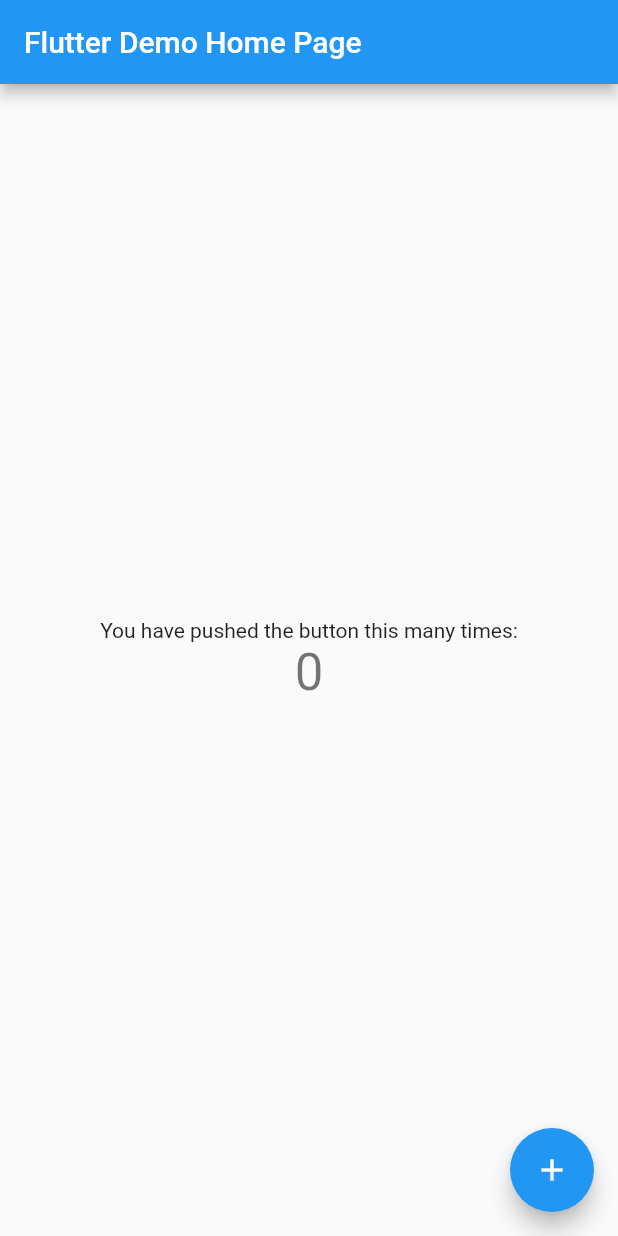
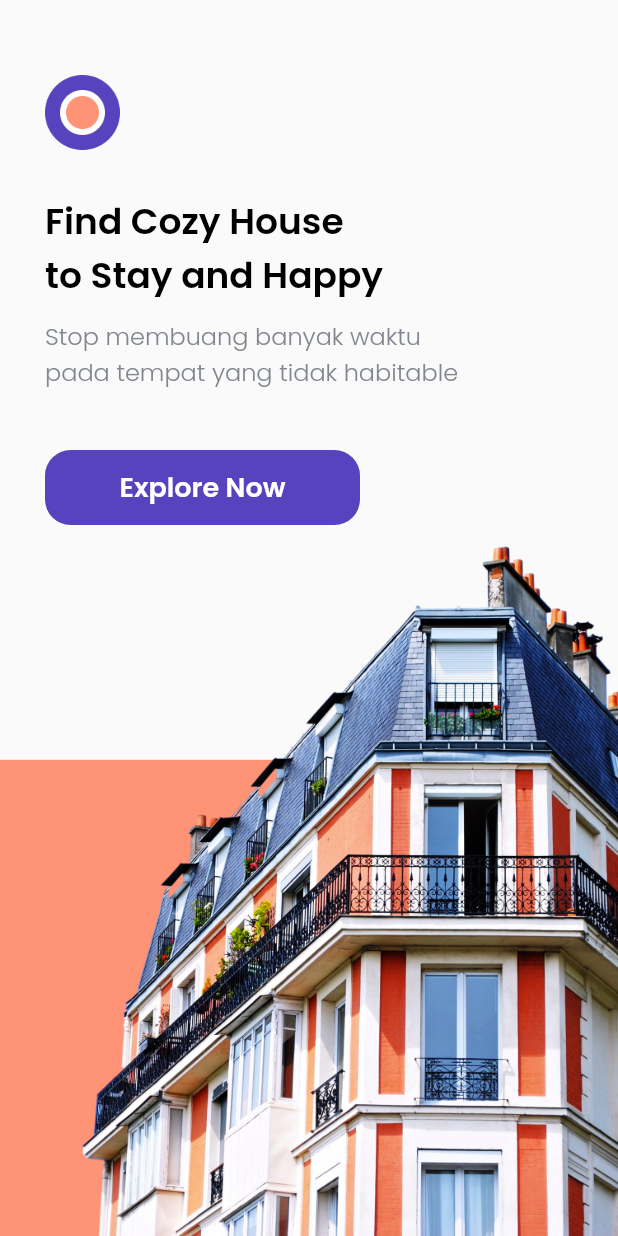
Before and after one commit to muharrir/cozy, a Flutter app: the screen it shows after launch, on a phone screen of 412 x 824 dp. Run offline on Flutter 3.47's test engine with Material 2 defaults, Android fonts, the phone set to English and light mode, and no system bars; our stand-ins replace google_fonts.

Commit message:
added splash page and onboarding page

```diff
--- a/lib/main.dart
+++ b/lib/main.dart
@@ -1,115 +1,20 @@
+import 'package:cozy/pages/onboarding_page.dart';
+import 'package:cozy/pages/splash_page.dart';
 import 'package:flutter/material.dart';
 
-void main() {
-  runApp(const MyApp());
-}
+void main() => runApp(const MyApp());
 
 class MyApp extends StatelessWidget {
   const MyApp({Key? key}) : super(key: key);
 
-  // This widget is the root of your application.
   @override
   Widget build(BuildContext context) {
     return MaterialApp(
-      title: 'Flutter Demo',
-      theme: ThemeData(
-        // This is the theme of your application.
-        //
-        // Try running your application with "flutter run". You'll see the
-        // application has a blue toolbar. Then, without quitting the app, try
-        // changing the primarySwatch below to Colors.green and then invoke
-        // "hot reload" (press "r" in the console where you ran "flutter run",
-        // or simply save your changes to "hot reload" in a Flutter IDE).
-        // Notice that the counter didn't reset back to zero; the application
-        // is not restarted.
-        primarySwatch: Colors.blue,
-      ),
-      home: const MyHomePage(title: 'Flutter Demo Home Page'),
+      debugShowCheckedModeBanner: false,
+      routes: {
+        '/': (context) => const SplashPage(),
+        '/onboarding': (context) => const OnboardingPage(),
+      },
     );
   }
 }
-
-class MyHomePage extends StatefulWidget {
-  const MyHomePage({Key? key, required this.title}) : super(key: key);
-
-  // This widget is the home page of your application. It is stateful, meaning
-  // that it has a State object (defined below) that contains fields that affect
-  // how it looks.
-
-  // This class is the configuration for the state. It holds the values (in this
-  // case the title) provided by the parent (in this case the App widget) and
-  // used by the build method of the State. Fields in a Widget subclass are
-  // always marked "final".
-
-  final String title;
-
-  @override
-  State<MyHomePage> createState() => _MyHomePageState();
-}
-
-class _MyHomePageState extends State<MyHomePage> {
-  int _counter = 0;
-
-  void _incrementCounter() {
-    setState(() {
-      // This call to setState tells the Flutter framework that something has
-      // changed in this State, which causes it to rerun the build method below
-      // so that the display can reflect the updated values. If we changed
-      // _counter without calling setState(), then the build method would not be
-      // called again, and so nothing would appear to happen.
-      _counter++;
-    });
-  }
-
-  @override
-  Widget build(BuildContext context) {
-    // This method is rerun every time setState is called, for instance as done
-    // by the _incrementCounter method above.
-    //
-    // The Flutter framework has been optimized to make rerunning build methods
-    // fast, so that you can just rebuild anything that needs updating rather
-    // than having to individually change instances of widgets.
-    return Scaffold(
-      appBar: AppBar(
-        // Here we take the value from the MyHomePage object that was created by
-        // the App.build method, and use it to set our appbar title.
-        title: Text(widget.title),
-      ),
-      body: Center(
-        // Center is a layout widget. It takes a single child and positions it
-        // in the middle of the parent.
-        child: Column(
-          // Column is also a layout widget. It takes a list of children and
-          // arranges them vertically. By default, it sizes itself to fit its
-          // children horizontally, and tries to be as tall as its parent.
-          //
-          // Invoke "debug painting" (press "p" in the console, choose the
-          // "Toggle Debug Paint" action from the Flutter Inspector in Android
-          // Studio, or the "Toggle Debug Paint" command in Visual Studio Code)
-          // to see the wireframe for each widget.
-          //
-          // Column has various properties to control how it sizes itself and
-          // how it positions its children. Here we use mainAxisAlignment to
-          // center the children vertically; the main axis here is the vertical
-          // axis because Columns are vertical (the cross axis would be
-          // horizontal).
-          mainAxisAlignment: MainAxisAlignment.center,
-          children: <Widget>[
-            const Text(
-              'You have pushed the button this many times:',
-            ),
-            Text(
-              '$_counter',
-              style: Theme.of(context).textTheme.headline4,
-            ),
-          ],
-        ),
-      ),
-      floatingActionButton: FloatingActionButton(
-        onPressed: _incrementCounter,
-        tooltip: 'Increment',
-        child: const Icon(Icons.add),
-      ), // This trailing comma makes auto-formatting nicer for build methods.
-    );
-  }
-}
--- /dev/null
+++ b/lib/pages/onboarding_page.dart
@@ -0,0 +1,87 @@
+import 'package:cozy/theme.dart';
+import 'package:flutter/material.dart';
+
+class OnboardingPage extends StatelessWidget {
+  const OnboardingPage({Key? key}) : super(key: key);
+
+  @override
+  Widget build(BuildContext context) {
+    return Scaffold(
+      body: SafeArea(
+        bottom: false,
+        child: Stack(
+          children: [
+            Align(
+              alignment: Alignment.bottomCenter,
+              child: Image.asset(
+                'assets/splash_image.png',
+                fit: BoxFit.cover,
+              ),
+            ),
+            Padding(
+              padding: const EdgeInsets.only(
+                top: 50,
+                left: 30,
+              ),
+              child: Column(
+                crossAxisAlignment: CrossAxisAlignment.start,
+                children: [
+                  Container(
+                    width: 50,
+                    height: 50,
+                    decoration: const BoxDecoration(
+                      image: DecorationImage(
+                        image: AssetImage('assets/logo.png'),
+                      ),
+                    ),
+                  ),
+                  const SizedBox(
+                    height: 30,
+                  ),
+                  Text(
+                    'Find Cozy House\nto Stay and Happy',
+                    style: blackTextStyle.copyWith(
+                      fontSize: 24,
+                      fontWeight: semiBold,
+                    ),
+                  ),
+                  const SizedBox(
+                    height: 10,
+                  ),
+                  Text(
+                    'Stop membuang banyak waktu\npada tempat yang tidak habitable',
+                    style: greyTextStyle.copyWith(
+                      fontSize: 16,
+                      fontWeight: light,
+                    ),
+                  ),
+                  Container(
+                    margin: const EdgeInsets.only(top: 40),
+                    width: 210,
+                    height: 50,
+                    child: TextButton(
+                      style: TextButton.styleFrom(
+                        backgroundColor: kPurpleColor,
+                        shape: RoundedRectangleBorder(
+                          borderRadius: BorderRadius.circular(17),
+                        ),
+                      ),
+                      onPressed: () {},
+                      child: Text(
+                        'Explore Now',
+                        style: whiteTextStyle.copyWith(
+                          fontSize: 18,
+                          fontWeight: semiBold,
+                        ),
+                      ),
+                    ),
+                  ),
+                ],
+              ),
+            ),
+          ],
+        ),
+      ),
+    );
+  }
+}
--- /dev/null
+++ b/lib/pages/splash_page.dart
@@ -0,0 +1,30 @@
+import 'dart:async';
+
+import 'package:flutter/material.dart';
+
+class SplashPage extends StatefulWidget {
+  const SplashPage({Key? key}) : super(key: key);
+
+  @override
+  State<SplashPage> createState() => _SplashPageState();
+}
+
+class _SplashPageState extends State<SplashPage> {
+  @override
+  void initState() {
+    Timer(const Duration(seconds: 3), () {
+      Navigator.pushNamedAndRemoveUntil(
+          context, '/onboarding', (route) => false);
+    });
+    super.initState();
+  }
+
+  @override
+  Widget build(BuildContext context) {
+    return Scaffold(
+      body: Center(
+        child: Image.asset('assets/logo.png'),
+      ),
+    );
+  }
+}
--- /dev/null
+++ b/lib/theme.dart
@@ -0,0 +1,30 @@
+import 'package:flutter/material.dart';
+import 'package:google_fonts/google_fonts.dart';
+
+//NOTE: COLOR
+Color kPurpleColor = const Color(0xff5843BE);
+Color kOrangeColor = const Color(0xffFF9376);
+Color kBlackColor = const Color(0xff000000);
+Color kWhiteColor = const Color(0xffFFFFFF);
+Color kGreyColor = const Color(0xff82868E);
+
+//NOTE: TEXTSTYLE
+TextStyle blackTextStyle = GoogleFonts.poppins(
+  color: kBlackColor,
+);
+TextStyle whiteTextStyle = GoogleFonts.poppins(
+  color: kWhiteColor,
+);
+TextStyle greyTextStyle = GoogleFonts.poppins(
+  color: kGreyColor,
+);
+TextStyle purpleTextStyle = GoogleFonts.poppins(
+  color: kPurpleColor,
+);
+
+//NOTE: FONTWEIGHT
+FontWeight light = FontWeight.w300;
+FontWeight regular = FontWeight.w400;
+FontWeight medium = FontWeight.w500;
+FontWeight semiBold = FontWeight.w600;
+FontWeight bold = FontWeight.w700;
```
Also changed, not shown: pubspec.yaml (+4 -10 lines), pubspec.lock, 6 other files.
